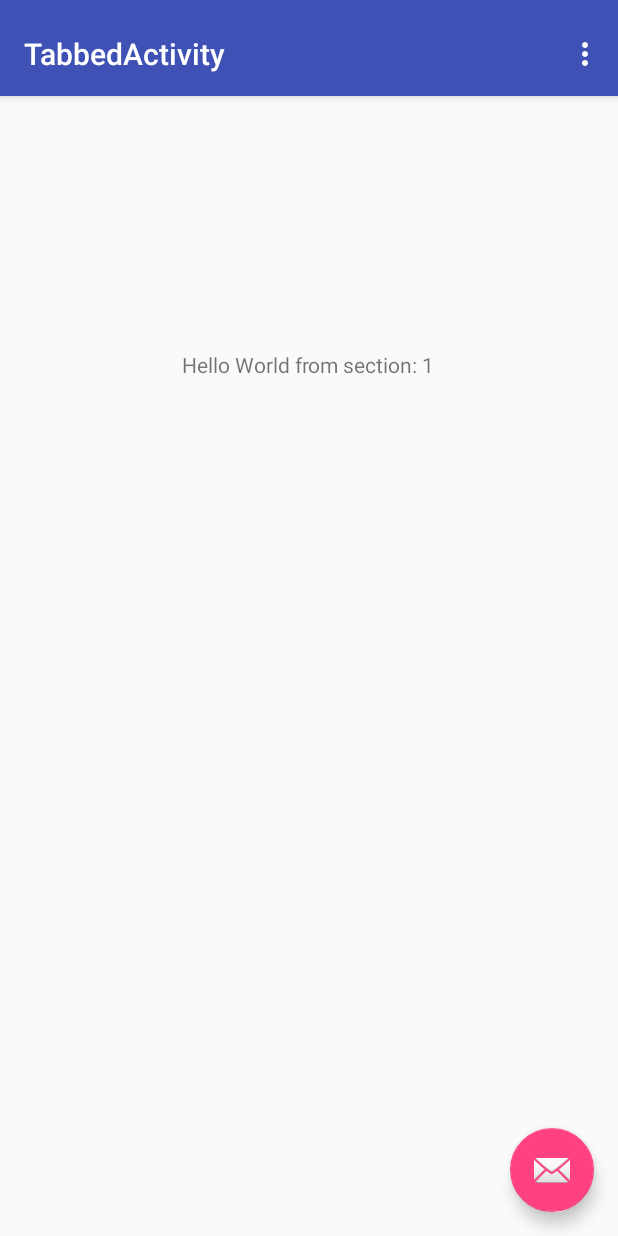
After one commit to AmarSaini/MAC-2017, an Android app: the TabbedActivity screen opened directly, with no data from a screen before it, on a phone screen of 412 x 824 dp. The commit adds this screen. Run offline under Robolectric (Android 15) with nearby library versions, the phone set to English and light mode, and no system bars.

Commit message:
Support for Tabbed Activity w/ Button
Don't break it.

```diff
--- a/Reach/app/build.gradle
+++ b/Reach/app/build.gradle
@@ -26,5 +26,6 @@ dependencies {
     })
     compile 'com.android.support:appcompat-v7:25.3.1'
     compile 'com.android.support.constraint:constraint-layout:1.0.2'
+    compile 'com.android.support:design:25.3.1'
     testCompile 'junit:junit:4.12'
 }
--- a/Reach/app/src/main/AndroidManifest.xml
+++ b/Reach/app/src/main/AndroidManifest.xml
@@ -16,6 +16,10 @@
                 <category android:name="android.intent.category.LAUNCHER" />
             </intent-filter>
         </activity>
+        <activity
+            android:name=".TabbedActivity"
+            android:label="@string/title_activity_tabbed"
+            android:theme="@style/AppTheme.NoActionBar"></activity>
     </application>
 
 </manifest>
--- /dev/null
+++ b/Reach/app/src/main/java/com/example/amars/reach/TabbedActivity.java
@@ -0,0 +1,159 @@
+package com.example.amars.reach;
+
+import android.support.design.widget.FloatingActionButton;
+import android.support.design.widget.Snackbar;
+import android.support.v7.app.AppCompatActivity;
+import android.support.v7.widget.Toolbar;
+
+import android.support.v4.app.Fragment;
+import android.support.v4.app.FragmentManager;
+import android.support.v4.app.FragmentPagerAdapter;
+import android.support.v4.view.ViewPager;
+import android.os.Bundle;
+import android.view.LayoutInflater;
+import android.view.Menu;
+import android.view.MenuItem;
+import android.view.View;
+import android.view.ViewGroup;
+
+import android.widget.TextView;
+
+public class TabbedActivity extends AppCompatActivity {
+
+    /**
+     * The {@link android.support.v4.view.PagerAdapter} that will provide
+     * fragments for each of the sections. We use a
+     * {@link FragmentPagerAdapter} derivative, which will keep every
+     * loaded fragment in memory. If this becomes too memory intensive, it
+     * may be best to switch to a
+     * {@link android.support.v4.app.FragmentStatePagerAdapter}.
+     */
+    private SectionsPagerAdapter mSectionsPagerAdapter;
+
+    /**
+     * The {@link ViewPager} that will host the section contents.
+     */
+    private ViewPager mViewPager;
+
+    @Override
+    protected void onCreate(Bundle savedInstanceState) {
+        super.onCreate(savedInstanceState);
+        setContentView(R.layout.activity_tabbed);
+
+        Toolbar toolbar = (Toolbar) findViewById(R.id.toolbar);
+        setSupportActionBar(toolbar);
+        // Create the adapter that will return a fragment for each of the three
+        // primary sections of the activity.
+        mSectionsPagerAdapter = new SectionsPagerAdapter(getSupportFragmentManager());
+
+        // Set up the ViewPager with the sections adapter.
+        mViewPager = (ViewPager) findViewById(R.id.container);
+        mViewPager.setAdapter(mSectionsPagerAdapter);
+
+
+        FloatingActionButton fab = (FloatingActionButton) findViewById(R.id.fab);
+        fab.setOnClickListener(new View.OnClickListener() {
+            @Override
+            public void onClick(View view) {
+                Snackbar.make(view, "Replace with your own action", Snackbar.LENGTH_LONG)
+                        .setAction("Action", null).show();
+            }
+        });
+
+    }
+
+
+    @Override
+    public boolean onCreateOptionsMenu(Menu menu) {
+        // Inflate the menu; this adds items to the action bar if it is present.
+        getMenuInflater().inflate(R.menu.menu_tabbed, menu);
+        return true;
+    }
+
+    @Override
+    public boolean onOptionsItemSelected(MenuItem item) {
+        // Handle action bar item clicks here. The action bar will
+        // automatically handle clicks on the Home/Up button, so long
+        // as you specify a parent activity in AndroidManifest.xml.
+        int id = item.getItemId();
+
+        //noinspection SimplifiableIfStatement
+        if (id == R.id.action_settings) {
+            return true;
+        }
+
+        return super.onOptionsItemSelected(item);
+    }
+
+    /**
+     * A placeholder fragment containing a simple view.
+     */
+    public static class PlaceholderFragment extends Fragment {
+        /**
+         * The fragment argument representing the section number for this
+         * fragment.
+         */
+        private static final String ARG_SECTION_NUMBER = "section_number";
+
+        public PlaceholderFragment() {
+        }
+
+        /**
+         * Returns a new instance of this fragment for the given section
+         * number.
+         */
+        public static PlaceholderFragment newInstance(int sectionNumber) {
+            PlaceholderFragment fragment = new PlaceholderFragment();
+            Bundle args = new Bundle();
+            args.putInt(ARG_SECTION_NUMBER, sectionNumber);
+            fragment.setArguments(args);
+            return fragment;
+        }
+
+        @Override
+        public View onCreateView(LayoutInflater inflater, ViewGroup container,
+                                 Bundle savedInstanceState) {
+            View rootView = inflater.inflate(R.layout.fragment_tabbed, container, false);
+            TextView textView = (TextView) rootView.findViewById(R.id.section_label);
+            textView.setText(getString(R.string.section_format, getArguments().getInt(ARG_SECTION_NUMBER)));
+            return rootView;
+        }
+    }
+
+    /**
+     * A {@link FragmentPagerAdapter} that returns a fragment corresponding to
+     * one of the sections/tabs/pages.
+     */
+    public class SectionsPagerAdapter extends FragmentPagerAdapter {
+
+        public SectionsPagerAdapter(FragmentManager fm) {
+            super(fm);
+        }
+
+        @Override
+        public Fragment getItem(int position) {
+            // getItem is called to instantiate the fragment for the given page.
+            // Return a PlaceholderFragment (defined as a static inner class below).
+            return PlaceholderFragment.newInstance(position + 1);
+        }
+
+        @Override
+        public int getCount() {
+            // Show 3 total pages.
+            return 3;
+        }
+
+        @Override
+        public CharSequence getPageTitle(int position) {
+            switch (position) {
+                case 0:
+                    return "SECTION 1";
+                case 1:
+                    return "SECTION 2";
+                case 2:
+                    return "SECTION 3";
+            }
+            return null;
+        }
+    }
+}
--- /dev/null
+++ b/Reach/app/src/main/res/layout/activity_tabbed.xml
@@ -0,0 +1,44 @@
+<?xml version="1.0" encoding="utf-8"?>
+<android.support.design.widget.CoordinatorLayout xmlns:android="http://schemas.android.com/apk/res/android"
+    xmlns:app="http://schemas.android.com/apk/res-auto"
+    xmlns:tools="http://schemas.android.com/tools"
+    android:id="@+id/main_content"
+    android:layout_width="match_parent"
+    android:layout_height="match_parent"
+    android:fitsSystemWindows="true"
+    tools:context="com.example.amars.reach.TabbedActivity">
+
+    <android.support.design.widget.AppBarLayout
+        android:id="@+id/appbar"
+        android:layout_width="match_parent"
+        android:layout_height="wrap_content"
+        android:paddingTop="@dimen/appbar_padding_top"
+        android:theme="@style/AppTheme.AppBarOverlay">
+
+        <android.support.v7.widget.Toolbar
+            android:id="@+id/toolbar"
+            android:layout_width="match_parent"
+            android:layout_height="?attr/actionBarSize"
+            android:background="?attr/colorPrimary"
+            app:layout_scrollFlags="scroll|enterAlways"
+            app:popupTheme="@style/AppTheme.PopupOverlay">
+
+        </android.support.v7.widget.Toolbar>
+
+    </android.support.design.widget.AppBarLayout>
+
+    <android.support.v4.view.ViewPager
+        android:id="@+id/container"
+        android:layout_width="match_parent"
+        android:layout_height="match_parent"
+        app:layout_behavior="@string/appbar_scrolling_view_behavior" />
+
+    <android.support.design.widget.FloatingActionButton
+        android:id="@+id/fab"
+        android:layout_width="wrap_content"
+        android:layout_height="wrap_content"
+        android:layout_gravity="end|bottom"
+        android:layout_margin="@dimen/fab_margin"
+        app:srcCompat="@android:drawable/ic_dialog_email" />
+
+</android.support.design.widget.CoordinatorLayout>
--- /dev/null
+++ b/Reach/app/src/main/res/layout/fragment_tabbed.xml
@@ -0,0 +1,20 @@
+<RelativeLayout xmlns:android="http://schemas.android.com/apk/res/android"
+    xmlns:tools="http://schemas.android.com/tools"
+    android:layout_width="match_parent"
+    android:layout_height="match_parent"
+    android:paddingBottom="@dimen/activity_vertical_margin"
+    android:paddingLeft="@dimen/activity_horizontal_margin"
+    android:paddingRight="@dimen/activity_horizontal_margin"
+    android:paddingTop="@dimen/activity_vertical_margin"
+    tools:context="com.example.amars.reach.TabbedActivity$PlaceholderFragment">
+
+    <TextView
+        android:id="@+id/section_label"
+        android:layout_width="wrap_content"
+        android:layout_height="wrap_content"
+        android:text="@string/section_format"
+        android:layout_alignParentTop="true"
+        android:layout_centerHorizontal="true"
+        android:layout_marginTop="153dp" />
+
+</RelativeLayout>
--- /dev/null
+++ b/Reach/app/src/main/res/menu/menu_tabbed.xml
@@ -0,0 +1,10 @@
+<menu xmlns:android="http://schemas.android.com/apk/res/android"
+    xmlns:app="http://schemas.android.com/apk/res-auto"
+    xmlns:tools="http://schemas.android.com/tools"
+    tools:context="com.example.amars.reach.TabbedActivity">
+    <item
+        android:id="@+id/action_settings"
+        android:orderInCategory="100"
+        android:title="@string/action_settings"
+        app:showAsAction="never" />
+</menu>
--- /dev/null
+++ b/Reach/app/src/main/res/values-w820dp/dimens.xml
@@ -0,0 +1,6 @@
+<resources>
+    <!-- Example customization of dimensions originally defined in res/values/dimens.xml
+         (such as screen margins) for screens with more than 820dp of available width. This
+         would include 7" and 10" devices in landscape (~960dp and ~1280dp respectively). -->
+    <dimen name="activity_horizontal_margin">64dp</dimen>
+</resources>
--- /dev/null
+++ b/Reach/app/src/main/res/values/dimens.xml
@@ -0,0 +1,7 @@
+<resources>
+    <!-- Default screen margins, per the Android Design guidelines. -->
+    <dimen name="activity_horizontal_margin">16dp</dimen>
+    <dimen name="activity_vertical_margin">16dp</dimen>
+    <dimen name="fab_margin">16dp</dimen>
+    <dimen name="appbar_padding_top">8dp</dimen>
+</resources>
--- a/Reach/app/src/main/res/values/strings.xml
+++ b/Reach/app/src/main/res/values/strings.xml
@@ -1,3 +1,7 @@
 <resources>
     <string name="app_name">Reach</string>
+    <string name="title_activity_tabbed">TabbedActivity</string>
+    <string name="action_settings">Settings</string>
+    <string name="section_format">Hello World from section: %1$d</string>
+    <string name="button">Button1</string>
 </resources>
--- a/Reach/app/src/main/res/values/styles.xml
+++ b/Reach/app/src/main/res/values/styles.xml
@@ -8,4 +8,13 @@
         <item name="colorAccent">@color/colorAccent</item>
     </style>
 
+    <style name="AppTheme.NoActionBar">
+        <item name="windowActionBar">false</item>
+        <item name="windowNoTitle">true</item>
+    </style>
+
+    <style name="AppTheme.AppBarOverlay" parent="ThemeOverlay.AppCompat.Dark.ActionBar" />
+
+    <style name="AppTheme.PopupOverlay" parent="ThemeOverlay.AppCompat.Light" />
+
 </resources>
```
Also changed, not shown: Reach/app/src/main/java/com/example/amars/reach/MainActivity.java (+18 -0 lines), Reach/app/src/main/res/layout/activity_main.xml (+19 -1 lines).
